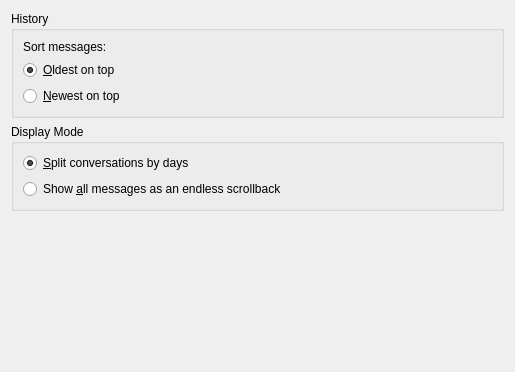
KDE/ktp-text-ui, file logviewer/config/behavior-config.ui: the form before one commit.
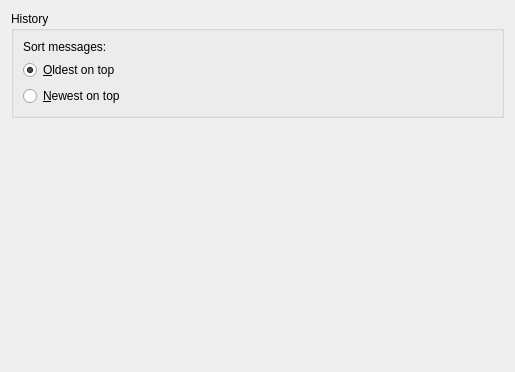
The form after the commit.

Commit message:
Remove the display mode settings
I though it could work, but with current TpLogger implementation
and JS-based AdiumThemeView, it would be too hard to make work properly.
Let's check again when we have QML chat view.

Patch:
```diff
--- a/logviewer/config/behavior-config.ui
+++ b/logviewer/config/behavior-config.ui
@@ -50,38 +50,6 @@
      </layout>
     </widget>
    </item>
-   <item>
-    <widget class="QGroupBox" name="groupBox_2">
-     <property name="title">
-      <string>Display Mode</string>
-     </property>
-     <layout class="QVBoxLayout" name="verticalLayout_3">
-      <item>
-       <widget class="QRadioButton" name="modeSplitByDays">
-        <property name="text">
-         <string>&amp;Split conversations by days</string>
-        </property>
-        <property name="checked">
-         <bool>true</bool>
-        </property>
-        <attribute name="buttonGroup">
-         <string notr="true">modeButtonGroup</string>
-        </attribute>
-       </widget>
-      </item>
-      <item>
-       <widget class="QRadioButton" name="modeScrollback">
-        <property name="text">
-         <string>Show &amp;all messages as an endless scrollback</string>
-        </property>
-        <attribute name="buttonGroup">
-         <string notr="true">modeButtonGroup</string>
-        </attribute>
-       </widget>
-      </item>
-     </layout>
-    </widget>
-   </item>
    <item>
     <spacer name="verticalSpacer">
      <property name="orientation">
```
Left out of the diff: 2 changed lines with no effect on the pictures. The commit also changes 6 other files.
